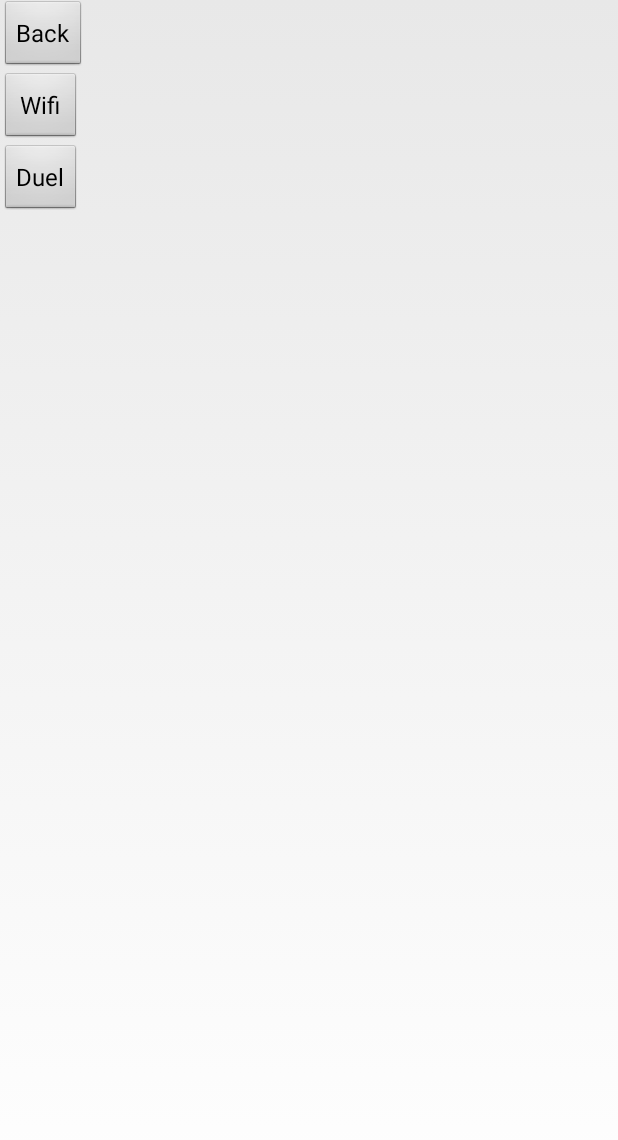
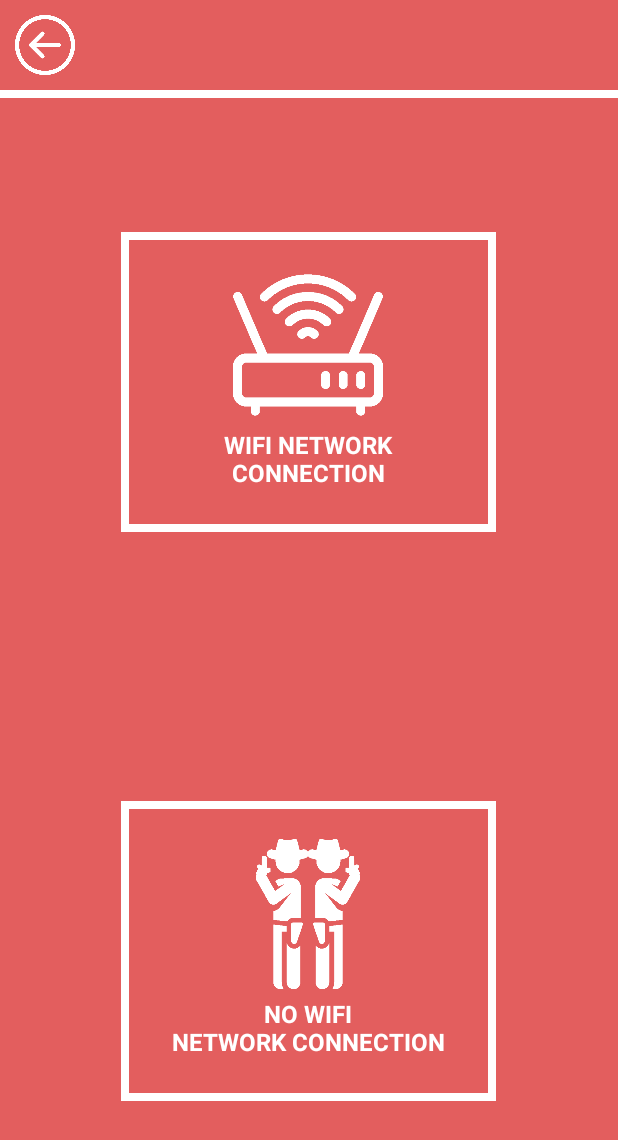
Before and after one commit to dophu1402/Mobile, an Android app: the SetUpConnection screen opened directly, with no data from a screen before it, on a phone screen of 412 x 824 dp. Shown: the top 1140 px of the screen. Run offline under Robolectric (Android 15) with nearby library versions, the light colour scheme and no system bars.

Commit message:
làm màu cho nút chọn loại connect --> chưa làm animate

```diff
--- /dev/null
+++ b/app/src/main/res/drawable/background_connectbtn.xml
@@ -0,0 +1,8 @@
+<?xml version="1.0" encoding="utf-8"?>
+<shape xmlns:android="http://schemas.android.com/apk/res/android" android:shape="rectangle" >
+    <!-- use this for transparent -->
+    <!-- <solid android:color="#00000000" /> -->
+    <!-- use this for a background colour -->
+    <solid android:color="@android:color/transparent" />
+    <stroke android:width="5dip" android:color="@color/whiteLight" />
+</shape>
--- a/app/src/main/res/layout/activity_set_up_connection.xml
+++ b/app/src/main/res/layout/activity_set_up_connection.xml
@@ -6,33 +6,79 @@
     android:layout_width="match_parent"
     android:layout_height="match_parent"
     tools:context=".SetUpConnection"
-    android:orientation="vertical">
+    android:orientation="vertical"
+    android:background="@color/redWines"
+    android:weightSum="10">
+
     <Button
         android:id="@+id/btnBackConnect"
-        android:layout_width="wrap_content"
-        android:layout_height="wrap_content"
-        android:text="Back"
-        android:textSize="16sp" />
-    <TableLayout
+        android:layout_width="40dp"
+        android:layout_height="40dp"
+        android:layout_margin="10dp"
+        android:background="@drawable/backbutton"/>
+    <View
         android:layout_width="match_parent"
-        android:layout_height="wrap_content">
-        <TableRow>
+        android:layout_height="5dp"
+        android:background="@color/whiteLight"/>
+    <FrameLayout
+        android:layout_width="match_parent"
+        android:layout_height="0dp"
+        android:layout_weight="5">
+        <LinearLayout
+            android:layout_width="250dp"
+            android:layout_height="200dp"
+            android:orientation="vertical"
+            android:layout_gravity="center"
+            android:background="@drawable/background_connectbtn"
+            android:padding="25dp">
             <Button
                 android:id="@+id/btnPlayonOnline"
+                android:layout_width="100dp"
+                android:layout_height="100dp"
+                android:background="@drawable/buttonwifirouter"
+                android:layout_gravity="center"/>
+            <TextView
                 android:layout_width="wrap_content"
                 android:layout_height="wrap_content"
+                android:text="WIFI NETWORK\nCONNECTION"
+                android:textColor="@color/whiteLight"
+                android:textStyle="bold"
                 android:textSize="16sp"
-                android:text="Wifi"/>
-        </TableRow>
-        <TableRow>
+                android:layout_margin="5dp"
+                android:textAlignment="center"
+                android:layout_gravity="center_horizontal"/>
+        </LinearLayout>
+    </FrameLayout>
+    <FrameLayout
+        android:layout_width="match_parent"
+        android:layout_height="0dp"
+        android:layout_weight="5">
+        <LinearLayout
+            android:layout_width="250dp"
+            android:layout_height="200dp"
+            android:orientation="vertical"
+            android:layout_gravity="center"
+            android:background="@drawable/background_connectbtn"
+            android:padding="25dp">
             <Button
                 android:id="@+id/btnPlayonOffline"
+                android:layout_width="100dp"
+                android:layout_height="100dp"
+                android:background="@drawable/buttonduel"
+                android:layout_gravity="center"/>
+            <TextView
                 android:layout_width="wrap_content"
                 android:layout_height="wrap_content"
+                android:text="NO WIFI\nNETWORK CONNECTION"
+                android:textColor="@color/whiteLight"
+                android:textStyle="bold"
                 android:textSize="16sp"
-                android:text="Duel"/>
-        </TableRow>
-    </TableLayout>
+                android:layout_margin="5dp"
+                android:textAlignment="center"
+                android:layout_gravity="center_horizontal"/>
+        </LinearLayout>
+
+    </FrameLayout>
 
 
 </LinearLayout>
```
Also changed, not shown: app/src/main/res/drawable/backbutton.png (added), app/src/main/res/drawable/buttonduel.png (added), app/src/main/res/drawable/buttonwifirouter.png (added).
